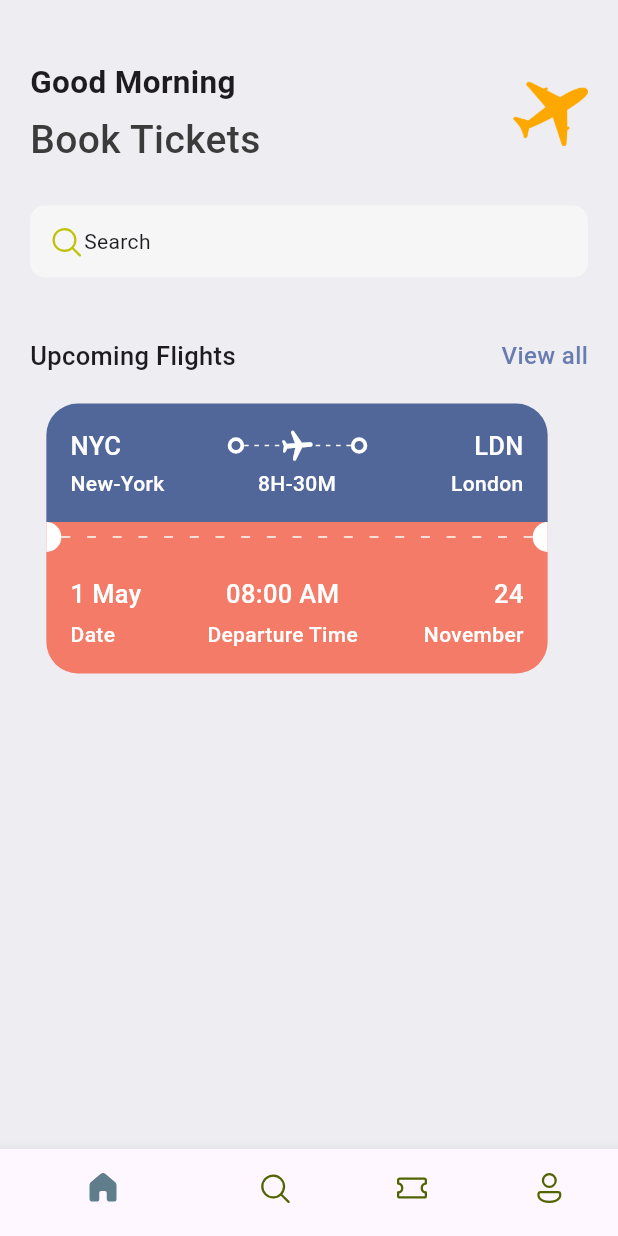
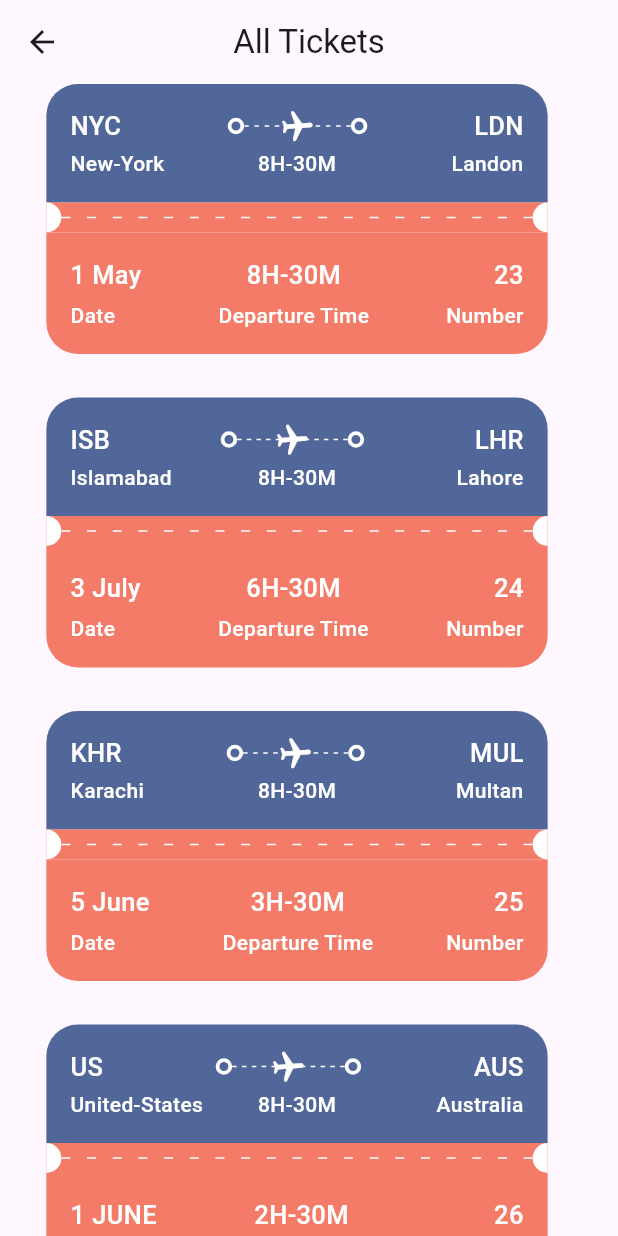
Before and after one commit to AmeerHamza7865/TicketApp, a Flutter app: the screen it shows after launch, after a tap on "View all", on a phone screen of 412 x 824 dp. Run offline on Flutter 3.47's test engine with Material 3 defaults, Android fonts, the phone set to English and light mode, and no system bars; our stand-ins replace fluentui_icons.

Commit message:
Adding All Tickets view and json file dynamic list shown

```diff
--- a/lib/Base/Widgets/double_text_widget.dart
+++ b/lib/Base/Widgets/double_text_widget.dart
@@ -1,8 +1,10 @@
 import 'package:flutter/material.dart';
 import 'package:ticket_app/Base/res/styles/app_styles.dart';
+import 'package:ticket_app/Screen/all_tickets.dart';
 
 class DoubleTextApp extends StatelessWidget {
-  const DoubleTextApp({super.key, required this.bigText,required this.smallText});
+  const DoubleTextApp(
+      {super.key, required this.bigText, required this.smallText});
   final String bigText;
   final String smallText;
   @override
@@ -11,10 +13,24 @@ class DoubleTextApp extends StatelessWidget {
       child: Row(
         mainAxisAlignment: MainAxisAlignment.spaceBetween,
         children: [
-          Text(bigText,style: AppStyles.headingStyle3,),
+          Text(
+            bigText,
+            style: AppStyles.headingStyle3,
+          ),
           InkWell(
-            onTap: (){},
-            child: Text(smallText,style: AppStyles.textStyle.copyWith(color: AppStyles.primaryColor),),
+            onTap: () {
+              Navigator.push(
+                context,
+                MaterialPageRoute<void>(
+                  builder: (BuildContext context) => const AllTickets(),
+                ),
+              );
+            },
+            child: Text(
+              smallText,
+              style:
+                  AppStyles.textStyle.copyWith(color: AppStyles.primaryColor),
+            ),
           )
         ],
       ),
--- a/lib/Base/Widgets/ticket_view.dart
+++ b/lib/Base/Widgets/ticket_view.dart
@@ -10,7 +10,8 @@ import 'package:ticket_app/Base/Widgets/text_style_third.dart';
 import 'package:ticket_app/Base/res/styles/app_styles.dart';
 
 class TicketView extends StatelessWidget {
-  const TicketView({super.key});
+  final Map<String, dynamic> ticket;
+  const TicketView({super.key, required this.ticket});
 
   @override
   Widget build(BuildContext context) {
@@ -36,7 +37,7 @@ class TicketView extends StatelessWidget {
                   // show Departure and Destination with Icon in Line
                   Row(
                     children: [
-                      TextStyleThird(text: "NYC"),
+                      TextStyleThird(text: ticket["from"]["code"]),
                       Expanded(child: Container()),
                       BigDot(),
                       Expanded(
@@ -59,7 +60,7 @@ class TicketView extends StatelessWidget {
                       )),
                       BigDot(),
                       Expanded(child: Container()),
-                      TextStyleThird(text: "LDN")
+                      TextStyleThird(text: ticket["to"]["code"])
                     ],
                   ),
                   // show Departure and Destination with name in Second Line
@@ -71,7 +72,7 @@ class TicketView extends StatelessWidget {
                     children: [
                       SizedBox(
                         width: 100,
-                        child: TextStyleFourth(text: "New-York"),
+                        child: TextStyleFourth(text: ticket['from']['name']),
                       ),
                       Expanded(child: Container()),
                       TextStyleFourth(text: "8H-30M"),
@@ -79,7 +80,7 @@ class TicketView extends StatelessWidget {
                       SizedBox(
                         width: 100,
                         child: TextStyleFourth(
-                          text: "London",
+                          text: ticket['to']['name'],
                           align: TextAlign.end,
                         ),
                       ),
@@ -119,60 +120,20 @@ class TicketView extends StatelessWidget {
                     mainAxisAlignment: MainAxisAlignment.spaceBetween,
                     children: [
                       AppColumnLayout(
-                        topText: "1 May",
+                        topText: ticket["date"],
                         bottomText: "Date",
                         alignment: CrossAxisAlignment.start,
                       ),
-
                       AppColumnLayout(
-                          topText: "08:00 AM",
+                          topText: ticket["flying_time"],
                           bottomText: "Departure Time",
                           alignment: CrossAxisAlignment.center),
                       AppColumnLayout(
-                          topText: "24",
-                          bottomText: "November",
+                          topText: ticket["number"],
+                          bottomText: "Number",
                           alignment: CrossAxisAlignment.end)
-
-                      // Expanded(child: Container()),
-                      // Text(
-                      //   "08:00 AM",
-                      //   style: AppStyles.headingStyle3
-                      //       .copyWith(color: Colors.white),
-                      // ),
-                      // Expanded(child: Container()),
-                      // Text(
-                      //   "24",
-                      //   style: AppStyles.headingStyle3
-                      //       .copyWith(color: Colors.white),
-                      // ),
                     ],
                   ),
-                  // show Departure and Destination with name in Second Line
-
-                  // SizedBox(
-                  //   height: 3,
-                  // ),
-                  // Row(
-                  //   children: [
-                  //     Text(
-                  //       "Date",
-                  //       style: AppStyles.headingStyle3
-                  //           .copyWith(color: Colors.white),
-                  //     ),
-                  //     Expanded(child: Container()),
-                  //     Text(
-                  //       "Departure Time",
-                  //       style: AppStyles.headingStyle3
-                  //           .copyWith(color: Colors.white),
-                  //     ),
-                  //     Expanded(child: Container()),
-                  //     Text(
-                  //       "November",
-                  //       style: AppStyles.headingStyle3
-                  //           .copyWith(color: Colors.white),
-                  //     ),
-                  //   ],
-                  // ),
                 ],
               ),
             ),
--- /dev/null
+++ b/lib/Base/utils/all_json.dart
@@ -0,0 +1,30 @@
+List<Map<String, dynamic>> ticketList = [
+  {
+    'from': {'code': 'NYC', 'name': 'New-York'},
+    'to': {'code': 'LDN', 'name': 'Landon'},
+    'flying_time': '8H-30M',
+    'date': '1 May',
+    'number': '23'
+  },
+  {
+    'from': {'code': 'ISB', 'name': 'Islamabad'},
+    'to': {'code': 'LHR', 'name': 'Lahore'},
+    'flying_time': '6H-30M',
+    'date': '3 July',
+    'number': '24'
+  },
+  {
+    'from': {'code': 'KHR', 'name': 'Karachi'},
+    'to': {'code': 'MUL', 'name': 'Multan'},
+    'flying_time': '3H-30M',
+    'date': '5 June',
+    'number': '25'
+  },
+  {
+    'from': {'code': 'US', 'name': 'United-States'},
+    'to': {'code': 'AUS', 'name': 'Australia'},
+    'flying_time': '2H-30M',
+    'date': '1 JUNE',
+    'number': '26'
+  },
+];
--- /dev/null
+++ b/lib/Screen/all_tickets.dart
@@ -0,0 +1,32 @@
+// ignore_for_file: prefer_const_constructors, prefer_const_literals_to_create_immutables
+
+import 'package:flutter/material.dart';
+import 'package:ticket_app/Base/Widgets/ticket_view.dart';
+import 'package:ticket_app/Base/utils/all_json.dart';
+
+class AllTickets extends StatelessWidget {
+  const AllTickets({super.key});
+
+  @override
+  Widget build(BuildContext context) {
+    return Scaffold(
+      appBar: AppBar(
+        centerTitle: true,
+        title: Text("All Tickets"),
+      ),
+      body: ListView(
+        children: [
+          SingleChildScrollView(
+            child: Column(
+              children: ticketList
+                  .map((singleTicket) => Container(
+                      margin: EdgeInsets.only(bottom: 20),
+                      child: TicketView(ticket: singleTicket)))
+                  .toList(),
+            ),
+          )
+        ],
+      ),
+    );
+  }
+}
--- a/lib/Screen/home_screen.dart
+++ b/lib/Screen/home_screen.dart
@@ -6,6 +6,7 @@ import 'package:ticket_app/Base/Widgets/double_text_widget.dart';
 import 'package:ticket_app/Base/Widgets/ticket_view.dart';
 import 'package:ticket_app/Base/res/Media.dart';
 import 'package:ticket_app/Base/res/styles/app_styles.dart';
+import 'package:ticket_app/Base/utils/all_json.dart';
 
 class HomeScreen extends StatelessWidget {
   const HomeScreen({super.key});
@@ -80,7 +81,16 @@ class HomeScreen extends StatelessWidget {
                 SizedBox(
                   height: 20,
                 ),
-                TicketView()
+                SingleChildScrollView(
+                    scrollDirection: Axis.horizontal,
+                    child: Row(
+                      children: ticketList
+                          .take(2)
+                          .map((singleTicket) => TicketView(
+                                ticket: singleTicket,
+                              ))
+                          .toList(),
+                    ))
               ],
             ),
           ),
```
